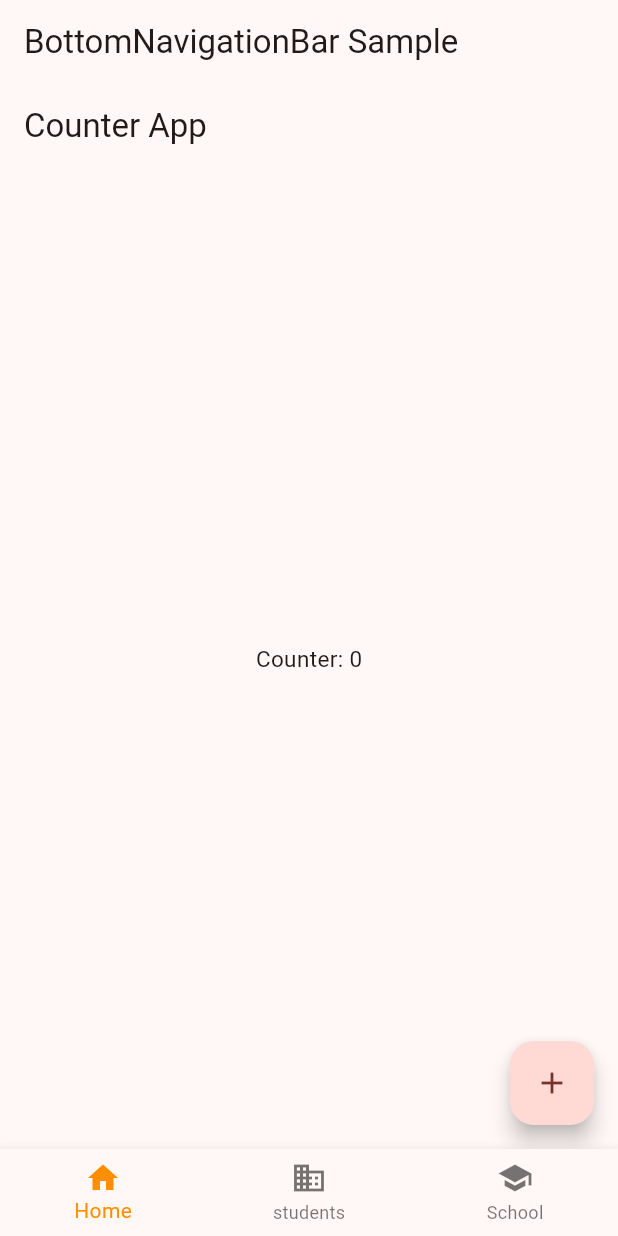
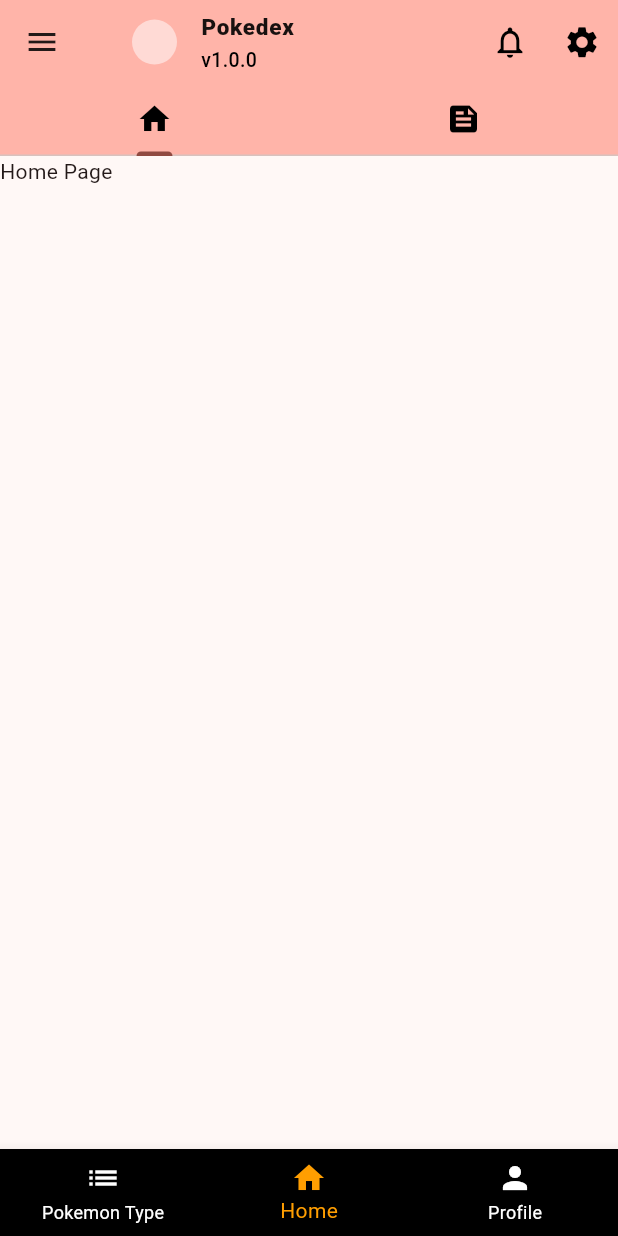
Before and after one commit to coderbruv123/My_Mobile_app, a Flutter app: the screen it shows after launch, on a phone screen of 412 x 824 dp. Run offline on Flutter 3.47's test engine with Material 3 defaults, Android fonts, the phone set to English and light mode, and no system bars.

Commit message:
changes 4-29

```diff
--- a/lib/app/my_app.dart
+++ b/lib/app/my_app.dart
@@ -1,4 +1,5 @@
 import 'package:bca_student_app/app/currencyconverter_material_page.dart';
+import 'package:bca_student_app/app/my_home_page.dart';
 import 'package:bca_student_app/widgets/bottom_nav_bar.dart';
 import 'package:flutter/material.dart';
 
@@ -11,11 +12,11 @@ class MyApp extends StatelessWidget {
 
     return MaterialApp(
       debugShowCheckedModeBanner: false,
-      title: 'Counter App',
+      title: 'Flutter Demo',
       theme: ThemeData(
         colorScheme: ColorScheme.fromSeed(seedColor: const Color.fromARGB(255, 234, 11, 11)),
         useMaterial3: true,
       ),
-home: BottomNavigationBarExample(),    );
+home: const MyHomePage(),    );
   }
 }
--- /dev/null
+++ b/lib/app/my_home_page.dart
@@ -0,0 +1,121 @@
+
+import 'package:bca_student_app/widgets/bottom_nav_bar.dart';
+import 'package:flutter/material.dart';
+
+class MyHomePage extends StatefulWidget {
+  const MyHomePage({super.key});
+
+  @override
+  State<MyHomePage> createState() => _MyHomePageState();
+}
+
+class _MyHomePageState extends State<MyHomePage> with TickerProviderStateMixin {
+  late final TabController _tabController;
+  int _selectedIndex = 1;
+
+  @override
+  void initState() {
+    super.initState();
+    _tabController = TabController(length: 2, vsync: this);
+  }
+
+  @override
+  void dispose() {
+    _tabController.dispose();
+    super.dispose();
+  }
+
+  static final List<Widget> _widgetOptions = <Widget>[
+      Text("Home Page"),
+      Text("Home Page"),
+      Text("Home Page"),
+
+  ];
+
+  void _onItemTapped(int index) {
+    setState(() {
+      _selectedIndex = index;
+    });
+  }
+
+  @override
+  Widget build(BuildContext context) {
+    return Scaffold(
+      drawer: Drawer(
+        child: ListView(
+          padding: EdgeInsets.zero,
+          children: [
+            const DrawerHeader(child: Text("Menu Bar")),
+            ListTile(title: const Text('Home'), onTap: () {}),
+            ListTile(title: const Text('Calender'), onTap: () {}),
+            ListTile(title: const Text('Profile'), onTap: () {}),
+          ],
+        ),
+      ),
+      appBar: AppBar(
+        backgroundColor: Theme.of(context).colorScheme.inversePrimary,
+        title: ListTile(
+          title: const Text(
+            "Pokedex",
+            style: TextStyle(
+              color: Color.fromRGBO(0, 0, 0, 0.904),
+              fontSize: 15,
+              fontWeight: FontWeight.w900,
+            ),
+          ),
+          subtitle: const Text(
+            "v1.0.0",
+            style: TextStyle(
+              color: Color.fromRGBO(0, 0, 0, 1),
+              fontSize: 13,
+              fontWeight: FontWeight.w500,
+            ),
+          ),
+          leading: CircleAvatar(
+            radius: 15,
+          ),
+        ),
+        bottom:
+            _selectedIndex == 1
+                ? TabBar(
+                  controller: _tabController,
+                  tabs: const <Widget>[
+                    Tab(icon: Icon(Icons.home, color: Colors.black)),
+                    Tab(icon: Icon(Icons.feed, color: Colors.black)),
+                  ],
+                )
+                : null,
+        actions: [
+          IconButton(
+            icon: const Icon(
+              Icons.notifications_none_outlined,
+              color: Colors.black,
+              size: 25,
+            ),
+            onPressed: () async {},
+          ),
+          IconButton(
+            icon: const Icon(Icons.settings, color: Colors.black, size: 25),
+            onPressed: () async {},
+          ),
+        ],
+      ),
+
+      body:
+          _selectedIndex == 1
+              ? TabBarView(
+                controller: _tabController,
+                children: const [
+                  Text("Home Page"),
+                  // Center(child: Text("Home Page")),
+                  Text("Feed Page"),
+                ],
+              )
+              : _widgetOptions[_selectedIndex],
+      bottomNavigationBar: BottomNavigationBarExample(
+        selectedIndex: _selectedIndex,
+        onItemTapped: _onItemTapped,
+      ),
+    );
+  }
+}
--- a/lib/app/student_list.dart
+++ /dev/null
@@ -1,41 +0,0 @@
-import 'package:flutter/material.dart';
-
-class StudentList extends StatefulWidget{
-  const StudentList({super.key});
-
-  @override
-  State<StudentList> createState() => _StudentListState();
-
-}
-
-class _StudentListState extends State<StudentList> {
-  final List<String> _students = ['John Doe', 'Jane Smith', 'Michael Brown', 'Emily White'];
-
-  void _addStudents() {
-    setState(() {
-     _students.add('New Student ${_students.length + 1}');
-    });
-  }
-
-  @override
-  Widget build(BuildContext context) {
-    return Scaffold(
-   appBar: AppBar(
-      title: const Text('Student List'),
-    ),
-      body: ListView.builder(
-        itemCount: _students.length,
-        itemBuilder: (context, index) {
-          return ListTile(
-            title: Text(_students[index]),
-          );
-        },
-    ),
-      floatingActionButton: FloatingActionButton(
-        onPressed: _addStudents,
-        tooltip: 'Add Student',
-        child: const Icon(Icons.add),
-      ),
-    );
-  }
-}
--- a/lib/widgets/bottom_nav_bar.dart
+++ b/lib/widgets/bottom_nav_bar.dart
@@ -1,45 +1,37 @@
-import 'package:bca_student_app/app/student_list.dart';
 import 'package:flutter/material.dart';
-import 'package:bca_student_app/app/currencyconverter_material_page.dart';
 
 class BottomNavigationBarExample extends StatefulWidget {
-  const BottomNavigationBarExample({super.key});
+  final int selectedIndex;
+  final void Function(int)? onItemTapped;
+  const BottomNavigationBarExample({
+    super.key,
+    required this.selectedIndex,
+    required this.onItemTapped,
+  });
 
   @override
-    BottomNavigationBarExampleState createState() => BottomNavigationBarExampleState();
+  State<BottomNavigationBarExample> createState() =>
+      _BottomNavigationBarExampleState();
 }
 
-class BottomNavigationBarExampleState extends State<BottomNavigationBarExample> {
-  int _selectedIndex = 0;
-
-  static const TextStyle optionStyle = TextStyle(fontSize: 30, fontWeight: FontWeight.bold);
-  static const List<Widget> _widgetOptions = <Widget>[
-    CurrencyconverterMaterialPage(),
-    StudentList(),
-    Text('Index 2: Profile', style: optionStyle),
-  ];
-
-  void _onItemTapped(int index) {
-    setState(() {
-      _selectedIndex = index;
-    });
-  }
-
+class _BottomNavigationBarExampleState
+    extends State<BottomNavigationBarExample> {
   @override
   Widget build(BuildContext context) {
-    return Scaffold(
-      appBar: AppBar(title: const Text('BottomNavigationBar Sample')),
-      body: Center(child: _widgetOptions.elementAt(_selectedIndex)),
-      bottomNavigationBar: BottomNavigationBar(
-        items: const <BottomNavigationBarItem>[
-          BottomNavigationBarItem(icon: Icon(Icons.home), label: 'Home'),
-          BottomNavigationBarItem(icon: Icon(Icons.business), label: 'students'),
-          BottomNavigationBarItem(icon: Icon(Icons.school), label: 'School'),
-        ],
-        currentIndex: _selectedIndex,
-        selectedItemColor: Colors.amber[800],
-        onTap: _onItemTapped,
-      ),
+    return BottomNavigationBar(
+      items: const <BottomNavigationBarItem>[
+       BottomNavigationBarItem(icon: Icon(Icons.list), label: 'Pokemon Type'),
+        BottomNavigationBarItem(icon: Icon(Icons.home), label: 'Home'),
+        BottomNavigationBarItem(icon: Icon(Icons.person), label: 'Profile'),
+      ],
+      currentIndex: widget.selectedIndex,
+
+      selectedItemColor: const Color.fromARGB(255, 255, 158, 1),
+
+      unselectedItemColor: const Color.fromARGB(255, 255, 255, 255),
+      backgroundColor: const Color.fromARGB(255, 0, 0, 0),
+
+      onTap: widget.onItemTapped!,
     );
   }
 }
```
